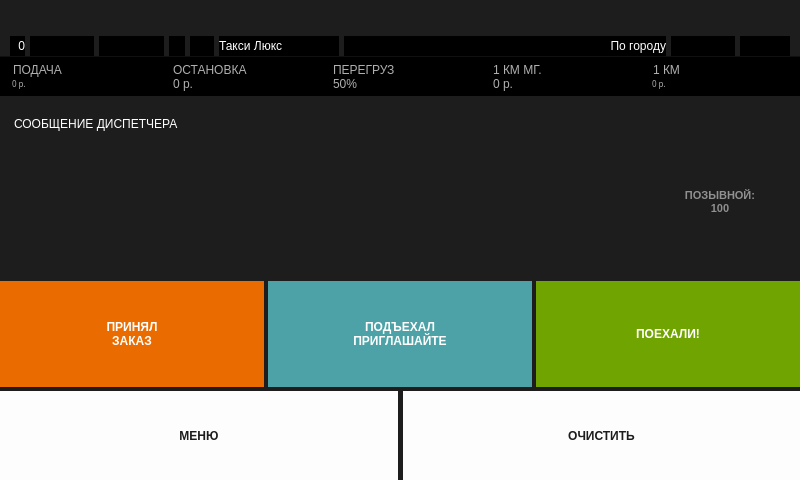
The window that indigotaxi.ui (koolkhel/android-indigo-taxi) describes before a commit, drawn with Qt 5.
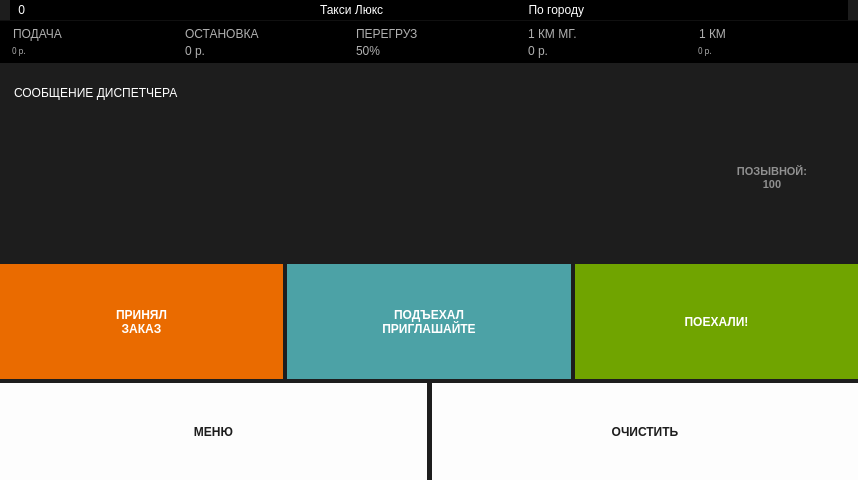
The same window after the commit. The open tabs and pages were chosen to show the change. Icons and pictures are not drawn.

The edit to the form file:
```diff
--- a/indigotaxi.ui
+++ b/indigotaxi.ui
@@ -2,30 +2,33 @@
 <ui version="4.0">
  <class>IndigoTaxiClass</class>
  <widget class="QMainWindow" name="IndigoTaxiClass">
+  <property name="enabled">
+   <bool>true</bool>
+  </property>
   <property name="geometry">
    <rect>
     <x>0</x>
     <y>0</y>
-    <width>800</width>
+    <width>858</width>
     <height>480</height>
    </rect>
   </property>
   <property name="sizePolicy">
-   <sizepolicy hsizetype="Maximum" vsizetype="Maximum">
+   <sizepolicy hsizetype="Minimum" vsizetype="Minimum">
     <horstretch>0</horstretch>
     <verstretch>0</verstretch>
    </sizepolicy>
   </property>
   <property name="maximumSize">
    <size>
-    <width>800</width>
-    <height>480</height>
+    <width>16777215</width>
+    <height>16777215</height>
    </size>
   </property>
   <property name="baseSize">
    <size>
-    <width>800</width>
-    <height>480</height>
+    <width>0</width>
+    <height>0</height>
    </size>
   </property>
   <property name="windowTitle">
@@ -116,11 +119,17 @@
   </property>
   <widget class="QWidget" name="centralWidget">
    <property name="sizePolicy">
-    <sizepolicy hsizetype="Preferred" vsizetype="Preferred">
+    <sizepolicy hsizetype="MinimumExpanding" vsizetype="MinimumExpanding">
      <horstretch>0</horstretch>
      <verstretch>0</verstretch>
     </sizepolicy>
    </property>
+   <property name="minimumSize">
+    <size>
+     <width>0</width>
+     <height>0</height>
+    </size>
+   </property>
    <property name="styleSheet">
     <string notr="true">#regionList,#regionListSettingsWidget,#regionDetailsList,#messageTemplatesList {
 font:14pt &quot;Segoe UI&quot;;
@@ -233,7 +242,7 @@
      <number>0</number>
     </property>
     <property name="topMargin">
-     <number>36</number>
+     <number>0</number>
     </property>
     <property name="rightMargin">
      <number>0</number>
@@ -243,15 +252,21 @@
     </property>
     <item>
      <widget class="QFrame" name="statusRowFrame">
+      <property name="sizePolicy">
+       <sizepolicy hsizetype="MinimumExpanding" vsizetype="MinimumExpanding">
+        <horstretch>0</horstretch>
+        <verstretch>0</verstretch>
+       </sizepolicy>
+      </property>
       <property name="minimumSize">
        <size>
         <width>0</width>
         <height>20</height>
        </size>
       </property>
-      <layout class="QHBoxLayout" name="horizontalLayout_3" stretch="1,1,1,0,0,1,5,1,0">
+      <layout class="QHBoxLayout" name="horizontalLayout_3" stretch="1,1,1,0,0,1,1,1,1">
        <property name="spacing">
-        <number>5</number>
+        <number>0</number>
        </property>
        <property name="sizeConstraint">
         <enum>QLayout::SetDefaultConstraint</enum>
@@ -329,8 +344,8 @@
         <widget class="QLabel" name="updateInProgressIcon">
          <property name="minimumSize">
           <size>
-           <width>16</width>
-           <height>16</height>
+           <width>0</width>
+           <height>0</height>
           </size>
          </property>
          <property name="text">
@@ -355,7 +370,7 @@
         <widget class="QLabel" name="taxiNameLabel">
          <property name="minimumSize">
           <size>
-           <width>120</width>
+           <width>130</width>
            <height>0</height>
           </size>
          </property>
@@ -376,13 +391,6 @@
        </item>
        <item>
         <widget class="QLabel" name="taxiDriverOrderNumberLabel">
-         <property name="text">
-          <string/>
-         </property>
-        </widget>
-       </item>
-       <item>
-        <widget class="QLabel" name="timeLabel">
          <property name="minimumSize">
           <size>
            <width>50</width>
@@ -392,6 +400,19 @@
          <property name="text">
           <string/>
          </property>
+        </widget>
+       </item>
+       <item>
+        <widget class="QLabel" name="timeLabel">
+         <property name="minimumSize">
+          <size>
+           <width>0</width>
+           <height>0</height>
+          </size>
+         </property>
+         <property name="text">
+          <string/>
+         </property>
          <property name="alignment">
           <set>Qt::AlignRight|Qt::AlignTrailing|Qt::AlignVCenter</set>
          </property>
@@ -406,7 +427,7 @@
        <bool>true</bool>
       </property>
       <property name="sizePolicy">
-       <sizepolicy hsizetype="Preferred" vsizetype="Preferred">
+       <sizepolicy hsizetype="MinimumExpanding" vsizetype="MinimumExpanding">
         <horstretch>0</horstretch>
         <verstretch>0</verstretch>
        </sizepolicy>
@@ -427,11 +448,11 @@
        </font>
       </property>
       <property name="currentIndex">
-       <number>2</number>
+       <number>0</number>
       </property>
       <widget class="QWidget" name="standByPage1">
        <property name="sizePolicy">
-        <sizepolicy hsizetype="Expanding" vsizetype="Expanding">
+        <sizepolicy hsizetype="MinimumExpanding" vsizetype="MinimumExpanding">
          <horstretch>0</horstretch>
          <verstretch>0</verstretch>
         </sizepolicy>
@@ -463,7 +484,7 @@
           <item>
            <widget class="QFrame" name="taxiRateFrame">
             <property name="sizePolicy">
-             <sizepolicy hsizetype="Preferred" vsizetype="Expanding">
+             <sizepolicy hsizetype="MinimumExpanding" vsizetype="MinimumExpanding">
               <horstretch>0</horstretch>
               <verstretch>0</verstretch>
              </sizepolicy>
@@ -473,7 +494,7 @@
               <number>0</number>
              </property>
              <property name="sizeConstraint">
-              <enum>QLayout::SetDefaultConstraint</enum>
+              <enum>QLayout::SetMaximumSize</enum>
              </property>
              <property name="leftMargin">
               <number>0</number>
@@ -490,7 +511,7 @@
              <item>
               <layout class="QVBoxLayout" name="verticalLayout_4" stretch="1,1">
                <property name="spacing">
-                <number>0</number>
+                <number>1</number>
                </property>
                <item>
                 <widget class="QLabel" name="label_3">
@@ -532,7 +553,7 @@
              <item>
               <layout class="QVBoxLayout" name="verticalLayout_7" stretch="1,1">
                <property name="spacing">
-                <number>0</number>
+                <number>1</number>
                </property>
                <property name="sizeConstraint">
                 <enum>QLayout::SetFixedSize</enum>
@@ -562,7 +583,7 @@
              <item>
               <layout class="QVBoxLayout" name="verticalLayout_8" stretch="1,1">
                <property name="spacing">
-                <number>0</number>
+                <number>1</number>
                </property>
                <item>
                 <widget class="QLabel" name="label_5">
@@ -589,7 +610,7 @@
              <item>
               <layout class="QVBoxLayout" name="verticalLayout_23" stretch="1,1">
                <property name="spacing">
-                <number>0</number>
+                <number>1</number>
                </property>
                <property name="sizeConstraint">
                 <enum>QLayout::SetFixedSize</enum>
@@ -619,7 +640,7 @@
              <item>
               <layout class="QVBoxLayout" name="verticalLayout_5" stretch="1,1">
                <property name="spacing">
-                <number>0</number>
+                <number>1</number>
                </property>
                <item>
                 <widget class="QLabel" name="label_4">
@@ -922,7 +943,7 @@
       </widget>
       <widget class="QWidget" name="orderPage2">
        <property name="sizePolicy">
-        <sizepolicy hsizetype="Expanding" vsizetype="Expanding">
+        <sizepolicy hsizetype="MinimumExpanding" vsizetype="MinimumExpanding">
          <horstretch>0</horstretch>
          <verstretch>0</verstretch>
         </sizepolicy>
@@ -1314,7 +1335,7 @@
       </widget>
       <widget class="QWidget" name="paytimePage3">
        <property name="sizePolicy">
-        <sizepolicy hsizetype="Expanding" vsizetype="Expanding">
+        <sizepolicy hsizetype="MinimumExpanding" vsizetype="MinimumExpanding">
          <horstretch>0</horstretch>
          <verstretch>0</verstretch>
         </sizepolicy>
@@ -1632,7 +1653,7 @@
       </widget>
       <widget class="QWidget" name="settingsPage4">
        <property name="sizePolicy">
-        <sizepolicy hsizetype="Preferred" vsizetype="MinimumExpanding">
+        <sizepolicy hsizetype="MinimumExpanding" vsizetype="MinimumExpanding">
          <horstretch>0</horstretch>
          <verstretch>0</verstretch>
         </sizepolicy>
@@ -3049,8 +3070,21 @@
         </item>
        </layout>
       </widget>
-      <widget class="QWidget" name="aboutPage5"/>
+      <widget class="QWidget" name="aboutPage5">
+       <property name="sizePolicy">
+        <sizepolicy hsizetype="MinimumExpanding" vsizetype="MinimumExpanding">
+         <horstretch>0</horstretch>
+         <verstretch>0</verstretch>
+        </sizepolicy>
+       </property>
+      </widget>
       <widget class="QWidget" name="regionListPage6">
+       <property name="sizePolicy">
+        <sizepolicy hsizetype="MinimumExpanding" vsizetype="MinimumExpanding">
+         <horstretch>0</horstretch>
+         <verstretch>0</verstretch>
+        </sizepolicy>
+       </property>
        <layout class="QVBoxLayout" name="verticalLayout_22" stretch="5,2">
         <property name="spacing">
          <number>0</number>
```
